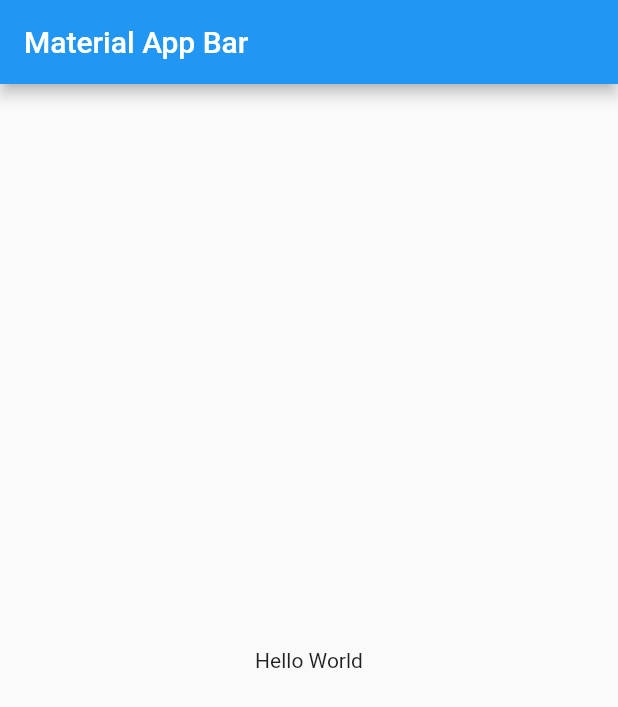
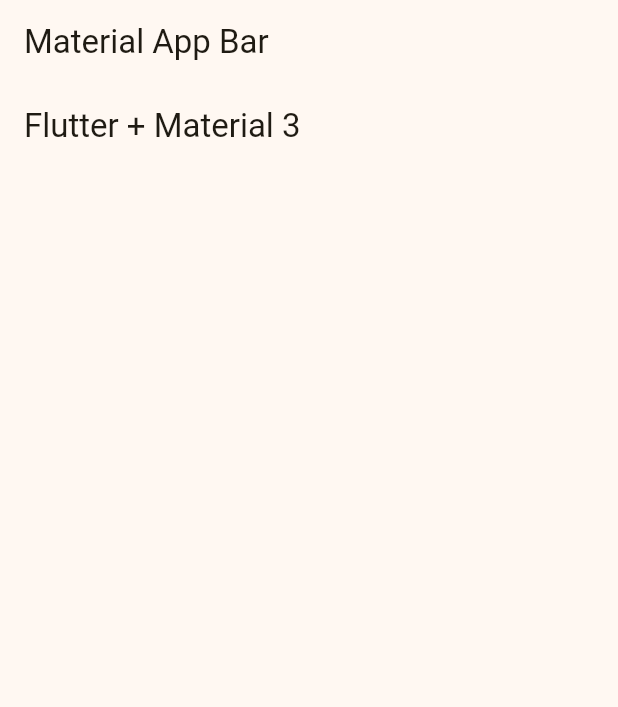
Before and after one commit to amandabrodriguez/widgets_app, a Flutter app: the screen it shows after launch, on a phone screen of 412 x 824 dp. Shown: the top 707 px of the screen. Run offline on Flutter 3.47's test engine with Material 2 defaults, Android fonts, the phone set to English and light mode, and no system bars.

Commit message:
created HomeScreen

```diff
--- /dev/null
+++ b/lib/config/theme/app_theme.dart
@@ -0,0 +1,29 @@
+import 'package:flutter/material.dart';
+
+const colorList = <Color>[
+  Colors.blue,
+  Colors.green,
+  Colors.red,
+  Colors.teal,
+  Colors.purple,
+  Colors.amber,
+  Colors.pink,
+  Colors.orange,
+];
+
+class AppTheme {
+  final int selectedColor;
+
+  AppTheme({
+    this.selectedColor = 0,
+  })  : assert(selectedColor >= 0, 'Selected color must be greater than 0'),
+        assert(selectedColor < colorList.length,
+            'Selected color must be less or equal than ${colorList.length - 1}');
+
+  ThemeData getTheme() => ThemeData(
+      useMaterial3: true,
+      colorSchemeSeed: colorList[selectedColor],
+      appBarTheme: const AppBarTheme(
+        centerTitle: false,
+      ));
+}
--- a/lib/main.dart
+++ b/lib/main.dart
@@ -1,4 +1,7 @@
 import 'package:flutter/material.dart';
+import 'package:widgets_app/presentation/screens/home/home_screen.dart';
+
+import 'config/theme/app_theme.dart';
 
 void main() => runApp(const MyApp());
 
@@ -8,14 +11,13 @@ class MyApp extends StatelessWidget {
   @override
   Widget build(BuildContext context) {
     return MaterialApp(
+      theme: AppTheme(selectedColor: 5).getTheme(),
       title: 'Material App',
       home: Scaffold(
         appBar: AppBar(
           title: const Text('Material App Bar'),
         ),
-        body: const Center(
-          child: Text('Hello World'),
-        ),
+        body: const HomeScreen(),
       ),
     );
   }
--- /dev/null
+++ b/lib/presentation/screens/home/home_screen.dart
@@ -0,0 +1,14 @@
+import 'package:flutter/material.dart';
+
+class HomeScreen extends StatelessWidget {
+  const HomeScreen({super.key});
+
+  @override
+  Widget build(BuildContext context) {
+    return Scaffold(
+      appBar: AppBar(
+        title: const Text('Flutter + Material 3'),
+      ),
+    );
+  }
+}
```
Also changed, not shown: lib/config/menu/menu_items.dart (added, +30 -0 lines).
